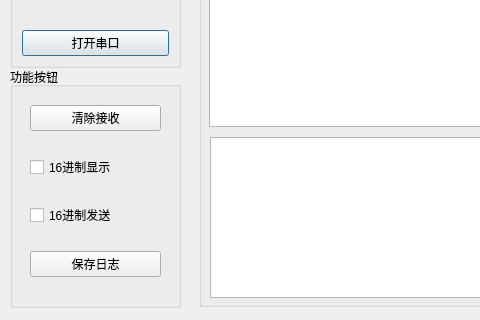
Qt form UsartTool/UsartTool/dialog.ui (LiumaoShinn/UsartTool) before a commit; both pictures show x 0 to 480 and y 243 to 563 of the 815 by 563 pixel window.
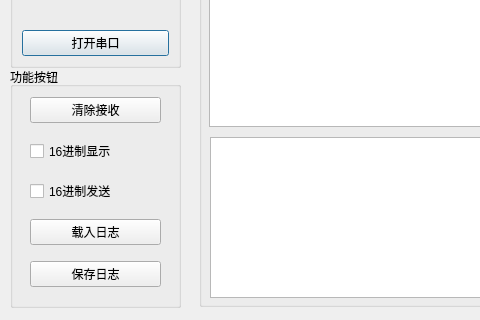
The same form after that commit.

Commit message: 加入保存/读取日志功能

Patch:
```diff
--- a/UsartTool/UsartTool/dialog.ui
+++ b/UsartTool/UsartTool/dialog.ui
@@ -266,6 +266,13 @@
        </property>
       </widget>
      </item>
+     <item>
+      <widget class="QPushButton" name="btnReadLog">
+       <property name="text">
+        <string>载入日志</string>
+       </property>
+      </widget>
+     </item>
      <item>
       <widget class="QPushButton" name="btnSave">
        <property name="text">
```
The commit also changes 13 other files.
